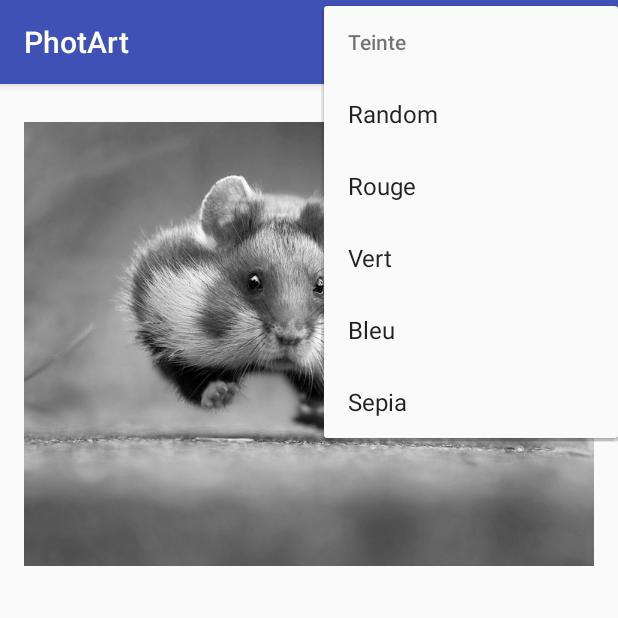
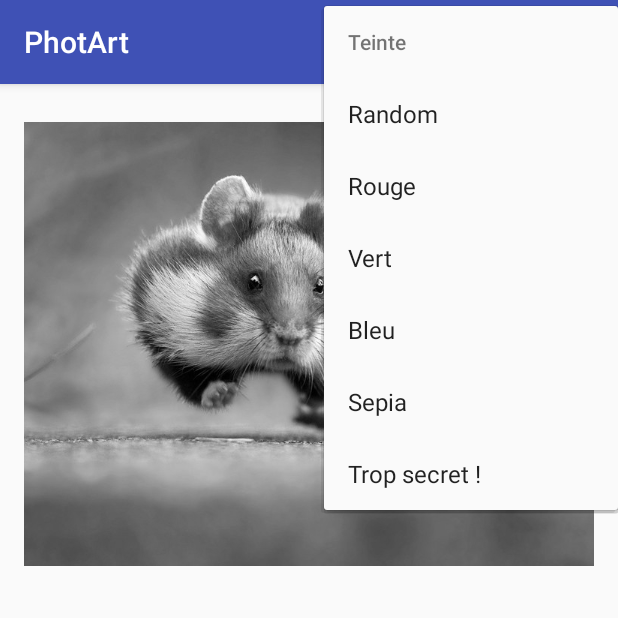
Before and after one commit to katell-maro/ApplicationTraitementImage-ANDROID, an Android app: the screen it shows after launch (MainActivity), in the options menu, after a tap on "Teinte", on a phone screen of 412 x 824 dp, the top half of it. Run offline under Robolectric (Android 15) with nearby library versions, the phone set to English and light mode, and no system bars.

Commit message:
Ma deuxième fonctionnalité trop secrète !

```diff
--- a/app/src/main/java/com/example/katell/myapplication/MainActivity.java
+++ b/app/src/main/java/com/example/katell/myapplication/MainActivity.java
@@ -11,6 +11,7 @@ import android.view.MenuInflater;
 import android.view.MenuItem;
 import android.view.View;
 import android.widget.ImageView;
+import android.widget.Toast;
 
 import static android.graphics.Bitmap.createBitmap;
 import static com.example.katell.myapplication.R.id.imageView;
@@ -120,6 +121,11 @@ public class MainActivity extends AppCompatActivity {
                 bitmap = BitmapFactory.decodeResource(getResources(), R.drawable.smarty);
                 bitmap = bitmap.copy(Bitmap.Config.ARGB_8888, true);
                 imageView.setImageBitmap(bitmap);
+                break;
+
+            //permet de lancer un Toast secret
+            case R.id.secret:
+                Toast.makeText(this, "It works", Toast.LENGTH_SHORT).show();
                 break;
         }
     }
--- a/app/src/main/res/menu/menu.xml
+++ b/app/src/main/res/menu/menu.xml
@@ -35,6 +35,9 @@
             <item android:id="@+id/sepia"
                   android:title="@string/message_Sepia"
                   android:onClick="onOptionsItem"/>
+            <item android:id="@+id/secret"
+                  android:title="Trop secret !"
+                  android:onClick="onOptionsItem"/>
         </menu>
     </item>
 
```
